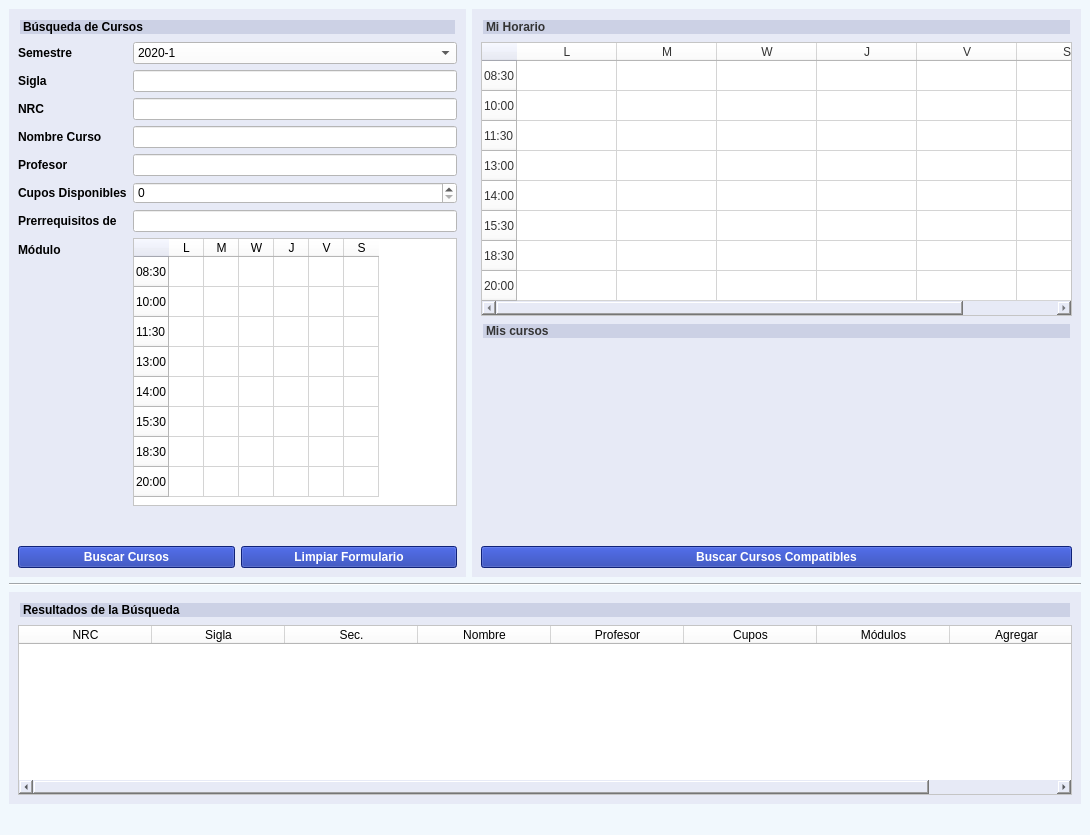
Qt form Recuperativa/GUI/mainWindow.ui (IIC2233/syllabus-2020-1) before a commit.
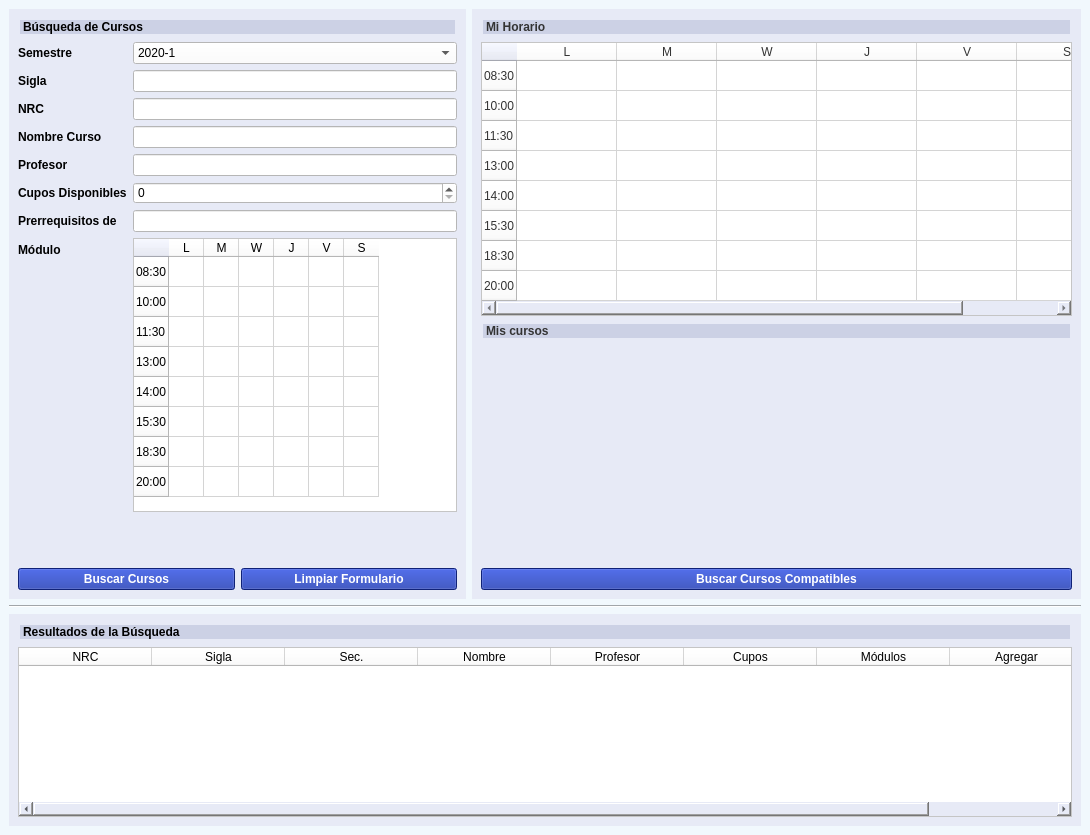
The same form after that commit.

Commit message: :bug: Arreglo de tipos de datos, test e interfaz

```diff
--- a/Recuperativa/GUI/mainWindow.ui
+++ b/Recuperativa/GUI/mainWindow.ui
@@ -880,7 +880,6 @@
     </item>
    </layout>
   </widget>
-  <widget class="QStatusBar" name="statusBar"/>
  </widget>
  <tabstops>
   <tabstop>semesterComboBox</tabstop>
```
The commit also changes 7 other files.
